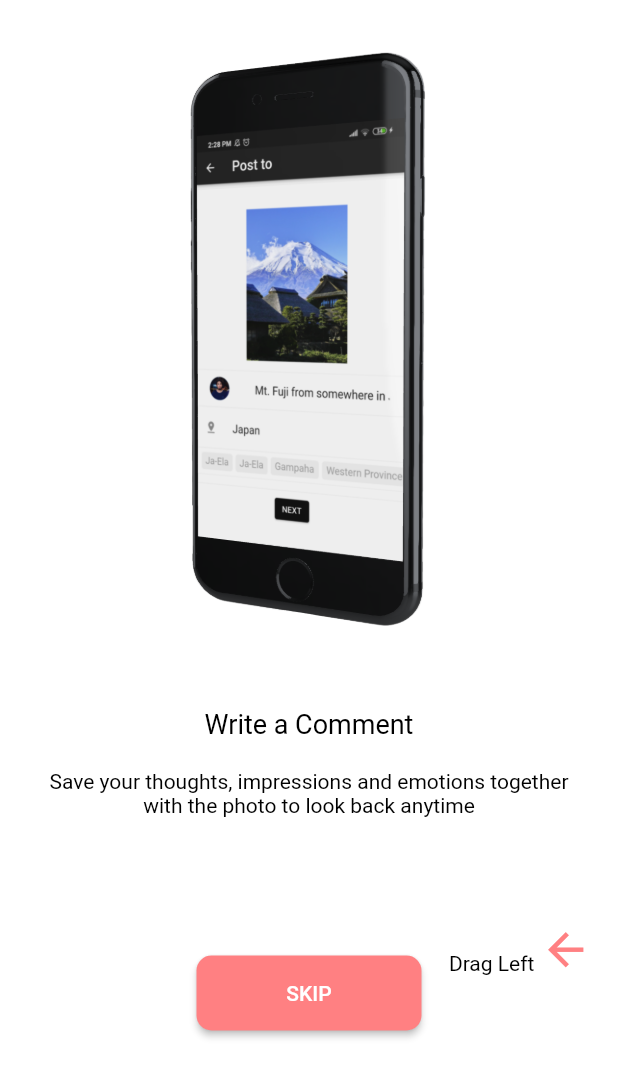
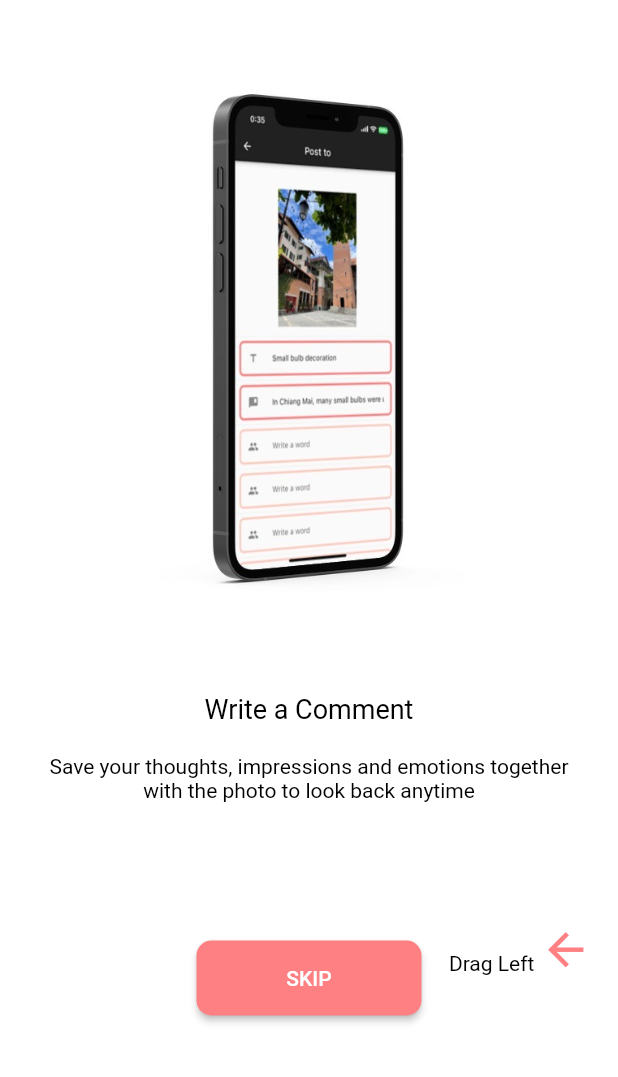
Before and after one commit to mohrn3/newApp, a Flutter app: the screen it shows after launch, on a phone screen of 412 x 824 dp. Shown: the top 1077 px of the screen. Run offline on Flutter 3.47's test engine with Material 2 defaults, Android fonts, the phone set to English and light mode, and no system bars; drawn by our look-alikes of liquid_swipe; our stand-ins replace animated_splash_screen, animated_text_kit, flutter_neumorphic, font_awesome_flutter, get, image_gallery_saver and 6 more.

Commit message:
[fix] チュートリアル画面変更

```diff
--- a/lib/animated_screen.dart
+++ b/lib/animated_screen.dart
@@ -26,12 +26,12 @@ class _AnimatedScreenState extends State<AnimatedScreen> {
               child: Column(
                 children: [
                   SizedBox(
-                    height: 30.0,
+                    height: 20.0,
                   ),
                   Container(
                     height: MediaQuery.of(context).size.height * 0.5,
-                    width: MediaQuery.of(context).size.width * 0.8,
-                    child: Image.asset('assets/comment.png'),
+                    width: MediaQuery.of(context).size.width * 1.0,
+                    child: Image.asset('assets/c_comment.jpg'),
                   ),
                   SizedBox(
                     height: 30.0,
@@ -91,12 +91,12 @@ class _AnimatedScreenState extends State<AnimatedScreen> {
               child: Column(
                 children: [
                   SizedBox(
-                    height: 30.0,
+                    height: 20.0,
                   ),
                   Container(
                     height: MediaQuery.of(context).size.height * 0.5,
-                    width: MediaQuery.of(context).size.width * 0.8,
-                    child: Image.asset('assets/selection.png'),
+                    width: MediaQuery.of(context).size.width * 1.0,
+                    child: Image.asset('assets/c_selection.jpg'),
                   ),
                   SizedBox(
                     height: 30.0,
@@ -158,12 +158,13 @@ class _AnimatedScreenState extends State<AnimatedScreen> {
               child: Column(
                 children: [
                   SizedBox(
-                    height: 30.0,
+                    height: 20.0,
                   ),
                   Container(
+                    padding: EdgeInsets.only(left: 15),
                     height: MediaQuery.of(context).size.height * 0.5,
-                    width: MediaQuery.of(context).size.width * 0.8,
-                    child: Image.asset('assets/card.png'),
+                    width: MediaQuery.of(context).size.width * 1.0,
+                    child: Image.asset('assets/c_card.jpg'),
                   ),
                   SizedBox(
                     height: 30.0,
--- a/pubspec.yaml
+++ b/pubspec.yaml
@@ -114,6 +114,9 @@ flutter:
     - assets/line3.png
     - assets/cuttie_name.png
     - assets/cuttie_logo.png
+    - assets/c_comment.jpg
+    - assets/c_selection.jpg
+    - assets/c_card.jpg
 
   fonts:
     - family: Noto_Sans_JP
```
Also changed, not shown: assets/c_card.jpg (added), assets/c_comment.jpg (added), assets/c_selection.jpg (added).
